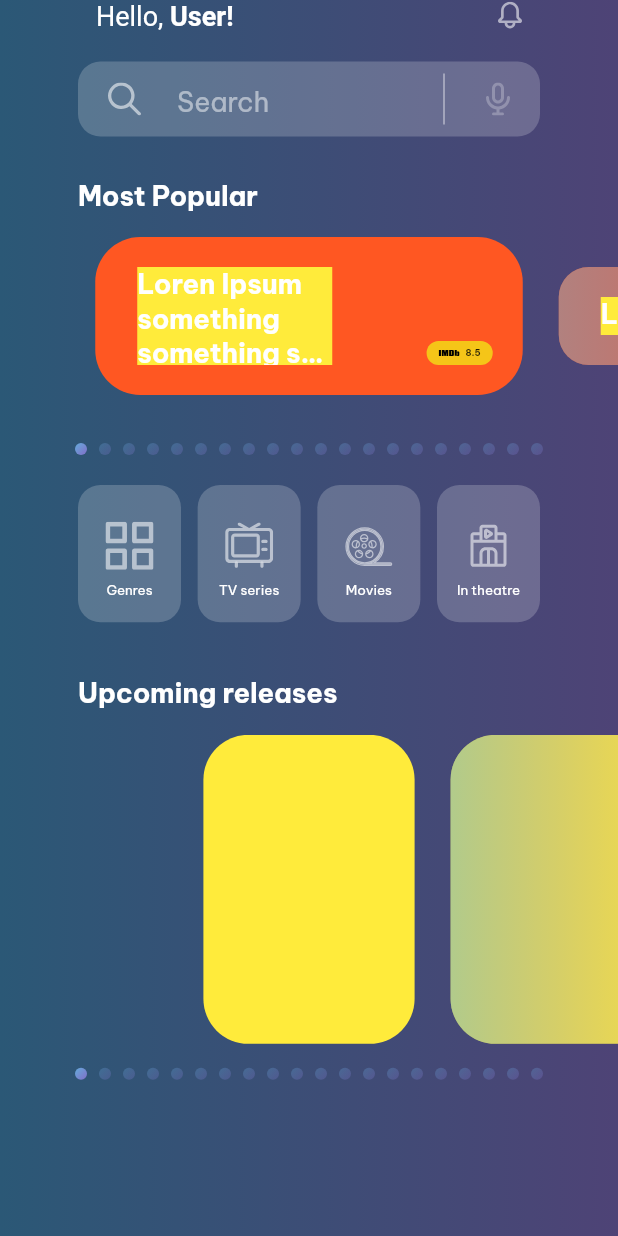
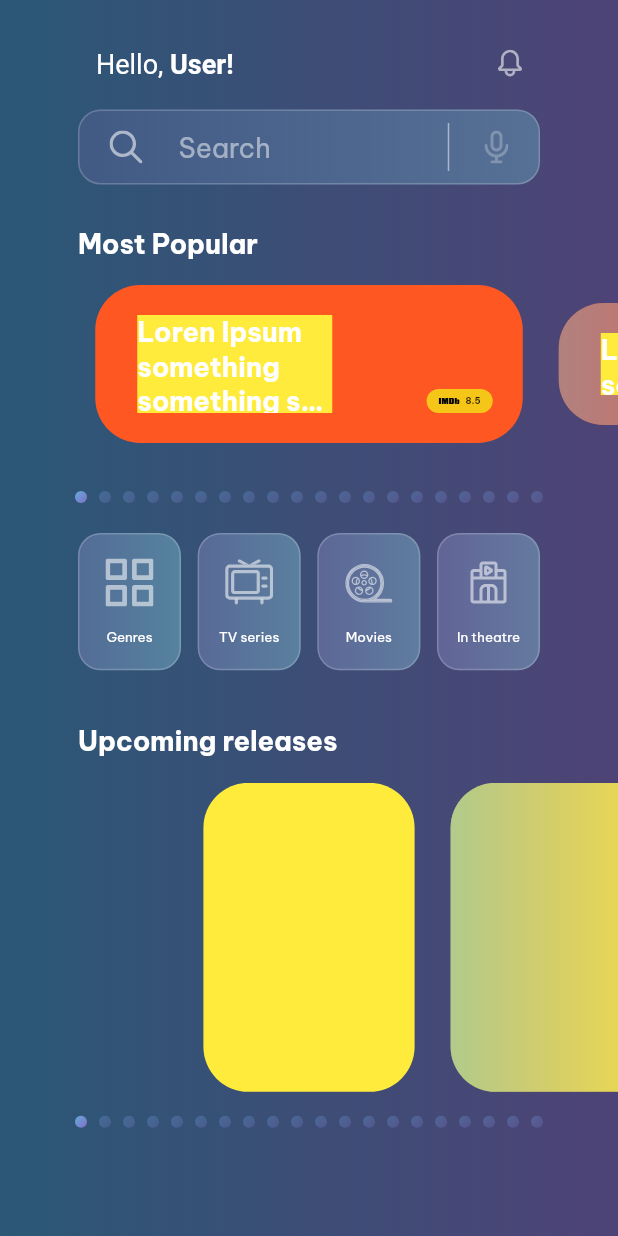
Before and after one commit to son-lt/bt_movie_app, a Flutter app: the screen it shows after launch, on a phone screen of 412 x 824 dp. Run offline on Flutter 3.47's test engine with Material 2 defaults, Android fonts, the phone set to English and light mode, and no system bars; our stand-ins replace flutter_svg, google_fonts.

Commit message:
Home screen (95%)

```diff
--- a/lib/common/app_colors.dart
+++ b/lib/common/app_colors.dart
@@ -4,6 +4,16 @@ class AppColors {
   static const List<Color> linearBackgroundColor = [
     Color(0xFF2B5876),
     Color(0xFF4E4376),
+  ];
+
+  static List<Color> linearSearchBarBackgroundColor = [
+    const Color(0xFF6B66A6).withOpacity(0.3),
+    const Color(0xFF75D1DD).withOpacity(0.3),
+  ];
+
+  static List<Color> linearOptionItemBackgroundColor = [
+    const Color(0xFFA6A1E0).withOpacity(0.3),
+    const Color(0xFFA1F3FE).withOpacity(0.3),
   ];
 
   static List<Color> linearBackgroundIndicatorDot({
--- a/lib/common/app_vectors.dart
+++ b/lib/common/app_vectors.dart
@@ -15,4 +15,15 @@ class AppVectors {
   static const String moviesVector = 'assets/vectors/movies.svg';
 
   static const String inTheatreVector = 'assets/vectors/in_theatre.svg';
+
+  static const String homeVector = 'assets/vectors/home.svg';
+
+  static const String favoriteVector = 'assets/vectors/favorite.svg';
+
+  static const String ticketVector = 'assets/vectors/ticket.svg';
+
+  static const String accountVector = 'assets/vectors/account.svg';
+
+  static const String shuffleVector = 'assets/vectors/shuffle.svg';
+
 }
--- a/lib/configs/app_configs.dart
+++ b/lib/configs/app_configs.dart
@@ -1,13 +1,63 @@
+import 'package:bt_movie_app/common/app_colors.dart';
 import 'package:bt_movie_app/common/app_vectors.dart';
+import 'package:flutter/cupertino.dart';
+import 'package:flutter_svg/flutter_svg.dart';
 
 class AppConfigs {
   static const int listLength = 20;
 
   static const Map<String, String> listOptions = {
     'Genres': AppVectors.genresVector,
-    'TV series' : AppVectors.tvSeriesVector,
-    'Movies' : AppVectors.moviesVector,
-    'In theatre' : AppVectors.inTheatreVector,
+    'TV series': AppVectors.tvSeriesVector,
+    'Movies': AppVectors.moviesVector,
+    'In theatre': AppVectors.inTheatreVector,
   };
 
+  static List<BottomNavigationBarItem> bottomNavigationBarItemList = [
+    BottomNavigationBarItem(
+      icon: SvgPicture.asset(
+        AppVectors.homeVector,
+        colorFilter: ColorFilter.mode(
+          AppColors.primaryColor,
+          BlendMode.srcIn,
+        ),
+      ),
+    ),
+    BottomNavigationBarItem(
+      icon: SvgPicture.asset(
+        AppVectors.favoriteVector,
+        colorFilter: ColorFilter.mode(
+          AppColors.primaryColor,
+          BlendMode.srcIn,
+        ),
+      ),
+    ),
+    BottomNavigationBarItem(
+      icon: SvgPicture.asset(
+        AppVectors.ticketVector,
+        colorFilter: ColorFilter.mode(
+          AppColors.primaryColor,
+          BlendMode.srcIn,
+        ),
+      ),
+    ),
+    BottomNavigationBarItem(
+      icon: SvgPicture.asset(
+        AppVectors.accountVector,
+        colorFilter: ColorFilter.mode(
+          AppColors.primaryColor,
+          BlendMode.srcIn,
+        ),
+      ),
+    ),
+    BottomNavigationBarItem(
+      icon: SvgPicture.asset(
+        AppVectors.shuffleVector,
+        colorFilter: ColorFilter.mode(
+          AppColors.primaryColor,
+          BlendMode.srcIn,
+        ),
+      ),
+    ),
+  ];
 }
--- a/lib/main.dart
+++ b/lib/main.dart
@@ -1,5 +1,6 @@
 import 'package:bt_movie_app/ui/pages/home_screen/home_screen.dart';
 import 'package:flutter/material.dart';
+import 'package:flutter/services.dart';
 import 'package:google_fonts/google_fonts.dart';
 
 void main() {
@@ -13,6 +14,10 @@ class MyApp extends StatelessWidget {
   @override
   Widget build(BuildContext context) {
     WidgetsFlutterBinding.ensureInitialized();
+    SystemChrome.setEnabledSystemUIMode(
+      SystemUiMode.manual,
+      overlays: [],
+    );
     return MaterialApp(
       title: 'Movie App',
       theme: ThemeData(
--- a/lib/ui/commons/inactive_overlay.dart
+++ b/lib/ui/commons/inactive_overlay.dart
@@ -2,15 +2,13 @@ import 'package:bt_movie_app/common/app_colors.dart';
 import 'package:flutter/material.dart';
 
 class InactiveOverlay extends StatelessWidget {
-  final double radius;
-
-  const InactiveOverlay({Key? key, required this.radius}) : super(key: key);
+  const InactiveOverlay({Key? key}) : super(key: key);
 
   @override
   Widget build(BuildContext context) {
     return Container(
       decoration: BoxDecoration(
-        borderRadius: BorderRadius.circular(radius),
+        borderRadius: BorderRadius.circular(30),
         gradient: LinearGradient(
           colors: AppColors.linearBackgroundIndicatorDot(
             opacity1: 0.5,
--- a/lib/ui/pages/home_screen/home_screen.dart
+++ b/lib/ui/pages/home_screen/home_screen.dart
@@ -1,4 +1,5 @@
 import 'package:bt_movie_app/common/app_colors.dart';
+import 'package:bt_movie_app/configs/app_configs.dart';
 import 'package:bt_movie_app/ui/pages/home_screen/widgets/hello_bar.dart';
 import 'package:bt_movie_app/ui/pages/home_screen/widgets/list_options.dart';
 import 'package:bt_movie_app/ui/pages/home_screen/widgets/most_popular_list.dart';
@@ -16,20 +17,24 @@ class HomeScreen extends StatefulWidget {
 class _HomeScreenState extends State<HomeScreen> {
   @override
   Widget build(BuildContext context) {
-    return Scaffold(
-      body: Container(
-        width: double.infinity,
-        height: double.infinity,
+    return SafeArea(
+      child: Scaffold(
+        body: buildBody(),
+        // bottomNavigationBar: buildBottomNavigationBar(),
+      ),
+    );
+  }
+
+  Widget buildBody() {
+    return Container(
       decoration: const BoxDecoration(
         gradient: LinearGradient(
           colors: AppColors.linearBackgroundColor,
-            begin: Alignment.centerLeft,
-            end: Alignment.centerRight,
         ),
       ),
-        child: SafeArea(
       child: ListView(
         children: const [
+          SizedBox(height: 32),
           Padding(
             padding: EdgeInsets.symmetric(horizontal: 64),
             child: HelloBar(),
@@ -69,8 +74,13 @@ class _HomeScreenState extends State<HomeScreen> {
           UpcomingReleasesList(),
         ],
       ),
-        ),
-      ),
     );
   }
+
+  // Widget buildBottomNavigationBar() {
+  //   return BottomNavigationBar(
+  //     items: AppConfigs.bottomNavigationBarItemList,
+  //
+  //   );
+  // }
 }
--- a/lib/ui/pages/home_screen/widgets/list_options.dart
+++ b/lib/ui/pages/home_screen/widgets/list_options.dart
@@ -4,7 +4,7 @@ import 'package:flutter/material.dart';
 import 'package:flutter_svg/flutter_svg.dart';
 
 class ListOptions extends StatelessWidget {
-  const ListOptions ({super.key});
+  const ListOptions({super.key});
 
   @override
   Widget build(BuildContext context) {
@@ -22,10 +22,16 @@ class ListOptions extends StatelessWidget {
               width: MediaQuery.of(context).size.width * 1 / 6,
               decoration: BoxDecoration(
                 borderRadius: BorderRadius.circular(15),
-                color: AppColors.tertiaryColor,
+                border: Border.all(
+                  color: AppColors.tertiaryColor,
+                  width: 1,
+                ),
+                gradient: LinearGradient(
+                  colors: AppColors.linearOptionItemBackgroundColor,
+                ),
               ),
               child: Column(
-                mainAxisAlignment: MainAxisAlignment.end,
+                mainAxisAlignment: MainAxisAlignment.spaceBetween,
                 crossAxisAlignment: CrossAxisAlignment.center,
                 children: [
                   SvgPicture.asset(
@@ -37,7 +43,6 @@ class ListOptions extends StatelessWidget {
                       BlendMode.srcIn,
                     ),
                   ),
-                  const SizedBox(height: 8),
                   Text(
                     AppConfigs.listOptions.keys.elementAt(index),
                     style: const TextStyle(
--- a/lib/ui/pages/home_screen/widgets/most_popular_list.dart
+++ b/lib/ui/pages/home_screen/widgets/most_popular_list.dart
@@ -55,17 +55,17 @@ class _MostPopularListState extends State<MostPopularList> {
     return AnimatedContainer(
       margin: EdgeInsets.symmetric(
         horizontal: 12,
-        vertical: isCenter ? 16 : 36,
+        vertical: isCenter ? 16 : 28,
       ),
       decoration: BoxDecoration(
-        borderRadius: BorderRadius.circular(isCenter ? 30 : 20),
+        borderRadius: BorderRadius.circular(30),
         color: Colors.deepOrange,
       ),
       duration: const Duration(milliseconds: 300),
       curve: Curves.easeInOutCubic,
       child: Stack(
         children: [
-          if (!isCenter) const InactiveOverlay(radius: 20),
+          if (!isCenter) const InactiveOverlay(),
           Positioned(
             bottom: 20,
             left: 0,
--- a/lib/ui/pages/home_screen/widgets/search_bar.dart
+++ b/lib/ui/pages/home_screen/widgets/search_bar.dart
@@ -13,7 +13,13 @@ class SearchBar extends StatelessWidget {
       padding: const EdgeInsets.symmetric(horizontal: 20, vertical: 8),
       decoration: BoxDecoration(
         borderRadius: BorderRadius.circular(15),
-        color: AppColors.tertiaryColor,
+        gradient: LinearGradient(
+          colors: AppColors.linearSearchBarBackgroundColor,
+        ),
+        border: Border.all(
+          color: AppColors.tertiaryColor,
+          width: 1,
+        ),
       ),
       child: Row(
         mainAxisSize: MainAxisSize.min,
@@ -48,7 +54,7 @@ class SearchBar extends StatelessWidget {
             color: AppColors.secondaryColor,
             thickness: 1,
           ),
-          const SizedBox(width: 20),
+          const SizedBox(width: 16),
           SvgPicture.asset(
             AppVectors.voiceVector,
             width: 16,
--- a/lib/ui/pages/home_screen/widgets/upcoming_releases_list.dart
+++ b/lib/ui/pages/home_screen/widgets/upcoming_releases_list.dart
@@ -49,7 +49,7 @@ class _UpcomingReleasesListState extends State<UpcomingReleasesList> {
       ),
       child: Stack(
         children: [
-          if (!isCenter) const InactiveOverlay(radius: 30),
+          if (!isCenter) const InactiveOverlay(),
         ],
       ),
     );
```
Also changed, not shown: assets/vectors/account.svg (added), assets/vectors/favorite.svg (added), assets/vectors/home.svg (added), assets/vectors/shuffle.svg (added), assets/vectors/ticket.svg (added). Lines whose indentation alone changed are shown as unchanged.
